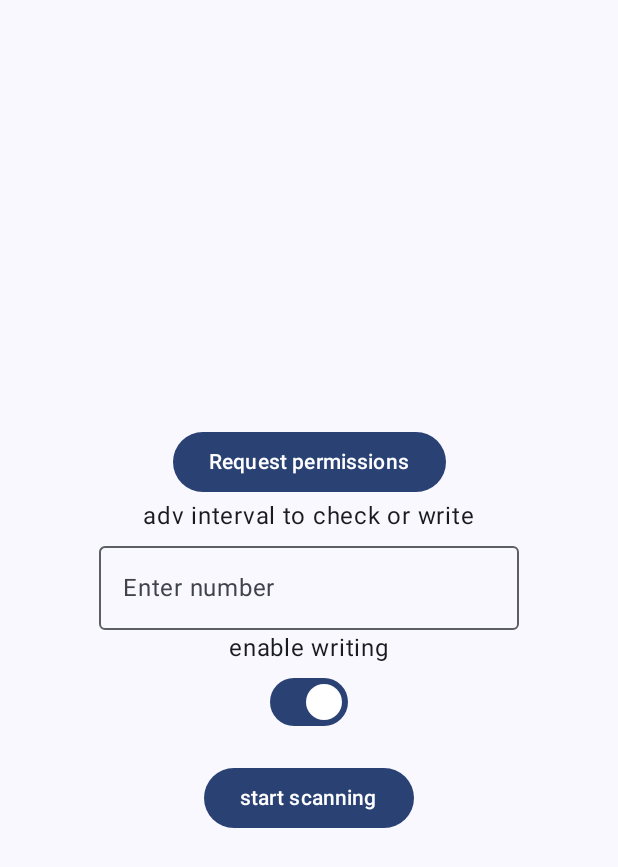
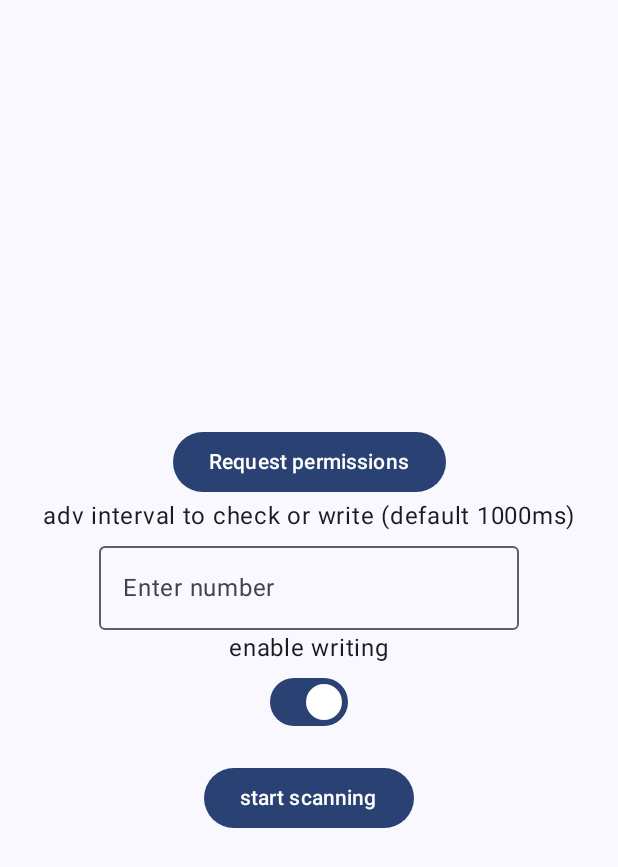
Before and after one commit to jappeace/kbeacon-ota-tool, an Android app built with Jetpack Compose: the screen it shows after launch (MainActivity), on a phone screen of 412 x 824 dp. Shown: the top 867 px of the screen. Run offline under Robolectric (Android 15) with nearby library versions, the phone set to English and light mode, and no system bars; libraries missing offline, so code that uses them is left out: com.kkmcn.kbeaconlib2; 4 statements that could not run were skipped.

Commit message:
add default messaging

```diff
--- a/app/src/main/java/com/example/kbeaconpro/MainActivity.kt
+++ b/app/src/main/java/com/example/kbeaconpro/MainActivity.kt
@@ -77,7 +77,7 @@ class MainActivity : ComponentActivity() {
                 ) {
                     Text("Request permissions")
                 }
-                Text("adv interval to check or write")
+                Text("adv interval to check or write (default 1000ms)")
                 NumberInputField(onValueChange = {input ->
                     Log.d(TAG, "tax val" + input)
                     advPeriod =  input.toFloat()
```
